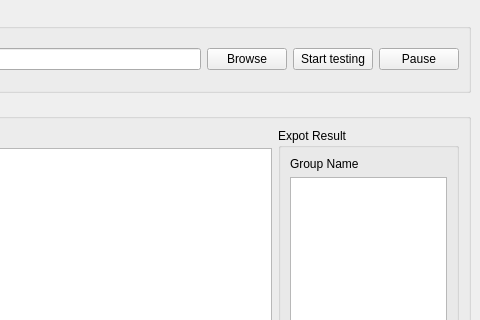
The window that GUI.ui (mn12you/GCBME_GUI) describes before a commit, drawn with Qt 5; both pictures show x 479 to 959 and y 0 to 320 of the 959 by 529 pixel window.
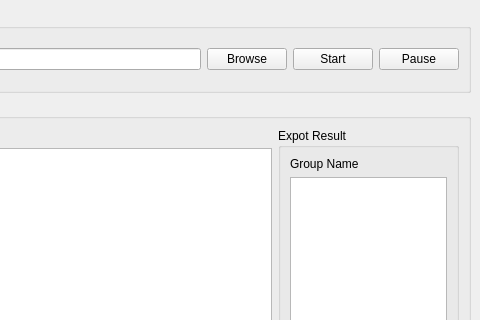
The same window after the commit. Custom widgets are drawn as their Qt base class.

The edit to the form file:
```diff
--- a/GUI.ui
+++ b/GUI.ui
@@ -89,7 +89,7 @@
            <item>
             <widget class="QPushButton" name="Start_buttn">
              <property name="text">
-              <string>Start testing</string>
+              <string>Start</string>
              </property>
             </widget>
            </item>
```
Left out of the diff: 8 changed lines with no effect on the pictures.
